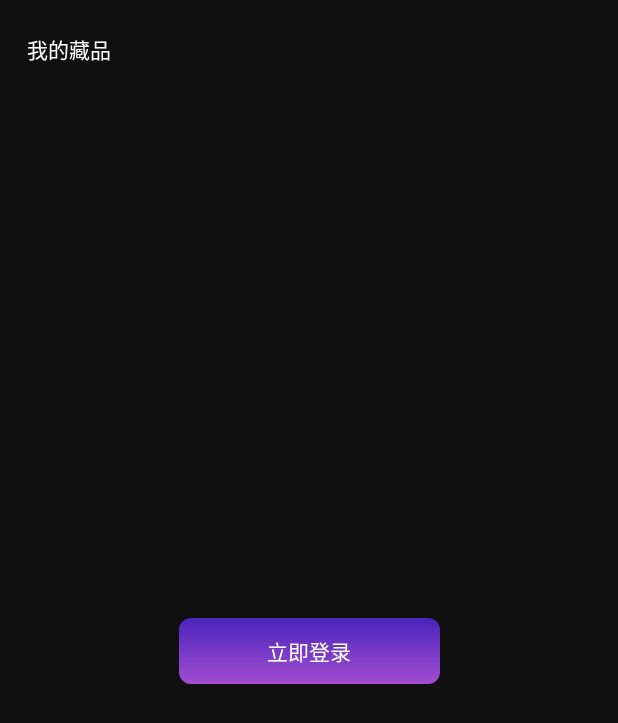
After one commit to Hu12037102/HMeta, an Android app: the fragment MyCollectionFragment shown on its own in the app's theme, on a phone screen of 412 x 824 dp. The commit adds this screen. Shown: the top 723 px of the screen. Run offline under Robolectric (Android 15) with nearby library versions, the phone set to English and light mode, and no system bars; libraries missing offline, so code that uses them is left out: com.alibaba.android, com.google.permission.fragment; 1 statement that could not run was skipped.

Commit message:
完善我的静态页面

```diff
--- a/app/src/main/java/com/sbnh/healermeta/activity/MainActivity.kt
+++ b/app/src/main/java/com/sbnh/healermeta/activity/MainActivity.kt
@@ -66,7 +66,7 @@ class MainActivity : BaseCompatActivity<ActivityMainBinding, MainViewModel>() {
             override fun createFragment(position: Int): Fragment = mFragments[position]
         }
         mViewBinding.vpContent.let {
-            it.offscreenPageLimit = mFragments.size
+            it.offscreenPageLimit = 1
             it.isUserInputEnabled = false
             it.adapter = pagerAdapter
         }
--- a/comm/src/main/java/com/sbnh/comm/app/BaseApplication.kt
+++ b/comm/src/main/java/com/sbnh/comm/app/BaseApplication.kt
@@ -7,6 +7,7 @@ import android.os.Bundle
 import androidx.multidex.MultiDex
 import com.alibaba.android.arouter.launcher.ARouter
 import com.sbnh.comm.config.AppConfig
+import com.sbnh.comm.manger.ActivityCompatManger
 import kotlin.properties.Delegates
 
 /**
@@ -33,6 +34,7 @@ class BaseApplication : Application() {
 
     private val mRegisterActivityCallback = object : ActivityLifecycleCallbacks {
         override fun onActivityCreated(activity: Activity, savedInstanceState: Bundle?) {
+            ActivityCompatManger.get().add(activity)
         }
 
         override fun onActivityStarted(activity: Activity) {
@@ -51,6 +53,7 @@ class BaseApplication : Application() {
         }
 
         override fun onActivityDestroyed(activity: Activity) {
+            ActivityCompatManger.get().remove(activity)
         }
 
     }
--- a/comm/src/main/java/com/sbnh/comm/base/fragment/BaseCompatFragment.kt
+++ b/comm/src/main/java/com/sbnh/comm/base/fragment/BaseCompatFragment.kt
@@ -5,6 +5,7 @@ import android.os.Bundle
 import android.view.LayoutInflater
 import android.view.View
 import android.view.ViewGroup
+import androidx.core.os.bundleOf
 import androidx.fragment.app.activityViewModels
 import androidx.lifecycle.ViewModelProvider
 import androidx.lifecycle.get
@@ -12,6 +13,7 @@ import androidx.viewbinding.ViewBinding
 import com.google.permission.fragment.PermissionFragment
 import com.sbnh.comm.R
 import com.sbnh.comm.base.viewmodel.BaseViewModel
+import com.sbnh.comm.databinding.BaseParentLoadingViewBinding
 import com.sbnh.comm.entity.base.UserInfoEntity
 import com.sbnh.comm.utils.LogUtils
 import com.sbnh.comm.weight.view.EmptyLayout
@@ -19,7 +21,9 @@ import com.sbnh.comm.weight.view.EmptyLayout
 abstract class BaseCompatFragment<VB : ViewBinding, VM : BaseViewModel> : BaseFragment() {
     protected val mViewBinding: VB by lazy { getViewBinding() }
     protected val mViewModel: VM by lazy { ViewModelProvider(this)[getViewModelClass()] }
+    protected var mLoadingViewBinding: BaseParentLoadingViewBinding? = null
     protected var mRootView: View? = null
+    private var isFirstCreate = true
 
     companion object {
         const val TAG = LogUtils.TAG
@@ -43,12 +47,11 @@ abstract class BaseCompatFragment<VB : ViewBinding, VM : BaseViewModel> : BaseFr
         LogUtils.w(TAG, "onCreateView:${this.javaClass.simpleName}")
         this.mRootView = mViewBinding.root
         initEmptyLoadingView(context, mRootView)
-        init()
+        //init()
         return mRootView
     }
 
     private fun init() {
-
         initView()
         initData()
         initEvent()
@@ -88,11 +91,13 @@ abstract class BaseCompatFragment<VB : ViewBinding, VM : BaseViewModel> : BaseFr
                     )
                 )
             }
-
-            val loadingParentView =
+            mLoadingViewBinding =
+                BaseParentLoadingViewBinding.inflate(layoutInflater, rootView, false)
+            /*val loadingParentView =
                 LayoutInflater.from(context)
-                    .inflate(R.layout.base_parent_loading_view, rootView, false)
-            rootView.addView(loadingParentView)
+                    .inflate(R.layout.base_parent_loading_view, rootView, false)*/
+            mLoadingViewBinding?.cpbLoading?.hide()
+            rootView.addView(mLoadingViewBinding?.root)
         }
     }
 
@@ -103,6 +108,10 @@ abstract class BaseCompatFragment<VB : ViewBinding, VM : BaseViewModel> : BaseFr
 
     override fun onResume() {
         super.onResume()
+        if (isFirstCreate) {
+            init()
+            isFirstCreate = false
+        }
         LogUtils.w(TAG, "onResume:${this.javaClass.simpleName}")
     }
 
--- a/comm/src/main/java/com/sbnh/comm/base/fragment/BaseFragment.kt
+++ b/comm/src/main/java/com/sbnh/comm/base/fragment/BaseFragment.kt
@@ -13,6 +13,7 @@ import com.sbnh.comm.compat.ToastCompat
  * 描述:
  */
 abstract class BaseFragment:PermissionFragment() {
+
     protected fun showToast(text: CharSequence) {
         ToastCompat.create().showToast(text)
     }
@@ -20,4 +21,5 @@ abstract class BaseFragment:PermissionFragment() {
     protected fun showToast(@StringRes stringRes: Int) {
         ToastCompat.create().showToast(stringRes)
     }
+
 }
--- /dev/null
+++ b/comm/src/main/java/com/sbnh/comm/compat/GradientDrawableCompat.kt
@@ -0,0 +1,31 @@
+package com.sbnh.comm.compat
+
+import android.graphics.drawable.GradientDrawable
+import com.sbnh.comm.R
+
+/**
+ * 作者: 胡庆岭
+ * 创建时间: 2022/6/14 18:09
+ * 更新时间: 2022/6/14 18:09
+ * 描述:
+ */
+object GradientDrawableCompat {
+    @JvmStatic
+    fun create(): GradientDrawable {
+        val drawable = GradientDrawable()
+        drawable.shape = GradientDrawable.RECTANGLE
+        // drawable.isAutoMirrored = true
+        return drawable
+    }
+
+    @JvmStatic
+    fun createClickDrawable(): GradientDrawable {
+        val drawable = create()
+        drawable.cornerRadius = PhoneCompat.dp2px(DataCompat.getContext(), 8f).toFloat()
+        drawable.colors = intArrayOf(
+            ViewCompat.getColor(R.color.colorFF4A25BB),
+            ViewCompat.getColor(R.color.colorFFA24DD0)
+        )
+        return drawable
+    }
+}
--- a/comm/src/main/java/com/sbnh/comm/compat/ViewCompat.kt
+++ b/comm/src/main/java/com/sbnh/comm/compat/ViewCompat.kt
@@ -1,12 +1,14 @@
 package com.sbnh.comm.compat
 
 import android.graphics.drawable.Drawable
+import android.graphics.drawable.GradientDrawable
 import android.view.View
 import android.view.ViewGroup
 import androidx.annotation.ColorInt
 import androidx.annotation.ColorRes
 import androidx.annotation.DrawableRes
 import androidx.core.content.ContextCompat
+import androidx.core.view.ViewCompat
 
 /**
  * 作者: 胡庆岭
@@ -42,4 +44,11 @@ object ViewCompat {
     @JvmStatic
     fun getDrawable(@DrawableRes drawableRes: Int): Drawable? =
         ContextCompat.getDrawable(DataCompat.getContext(), drawableRes)
+
+    @JvmStatic
+    fun setClickButton(view: View?) {
+        if (DataCompat.notNull(view)) {
+            ViewCompat.setBackground(view!!, GradientDrawableCompat.createClickDrawable())
+        }
+    }
 }
--- a/comm/src/main/java/com/sbnh/comm/manger/ActivityCompatManger.kt
+++ b/comm/src/main/java/com/sbnh/comm/manger/ActivityCompatManger.kt
@@ -1,4 +1,8 @@
 package com.sbnh.comm.manger
+
+import android.app.Activity
+import androidx.collection.ArrayMap
+import com.sbnh.comm.compat.DataCompat
 
 /**
  * 作者: 胡庆岭
@@ -8,7 +12,40 @@ package com.sbnh.comm.manger
  */
 class ActivityCompatManger private constructor() {
     companion object {
-        val mInstance: ActivityCompatManger by lazy(LazyThreadSafetyMode.SYNCHRONIZED) { ActivityCompatManger() }
+        private val mInstance: ActivityCompatManger by lazy(LazyThreadSafetyMode.SYNCHRONIZED) { ActivityCompatManger() }
+
+        @JvmStatic
+        fun get() = mInstance
+    }
+
+    private val mArrayMap: ArrayMap<String, Activity> by lazy { ArrayMap() }
+    fun add(activity: Activity) {
+        mArrayMap[activity.javaClass.simpleName] = activity
+    }
+
+    private fun remove(name: String) {
+        val activity = mArrayMap[name]
+        if (DataCompat.notNull(activity)) {
+            if (activity?.isFinishing != true) {
+                activity?.finish()
+            }
+            mArrayMap.remove(name)
+        }
+    }
+
+    fun remove(activity: Activity) {
+        remove(activity.javaClass.simpleName)
+    }
+
+    fun clear() {
+        val iterator = mArrayMap.iterator()
+        while (iterator.hasNext()) {
+            val entity: MutableMap.MutableEntry<String, Activity> = iterator.next()
+            if (!entity.value.isFinishing) {
+                entity.value.finish()
+            }
+            iterator.remove()
+        }
     }
 
 
--- a/comm/src/main/res/values/colors.xml
+++ b/comm/src/main/res/values/colors.xml
@@ -10,4 +10,7 @@
     <color name="colorFFD8D8D8">#FFD8D8D8</color>
     <color name="colorFF202020">#FF202020</color>
     <color name="colorFF191919">#FF191919</color>
+    <color name="colorFF4A25BB">#FF4A25BB</color>
+    <color name="colorFFA24DD0">#FFA24DD0</color>
+    <color name="colorFF101010">#FF101010</color>
 </resources>
--- a/comm/src/main/res/values/strings.xml
+++ b/comm/src/main/res/values/strings.xml
@@ -13,4 +13,6 @@
     <string name="lottery_assistant">抽奖助手</string>
     <string name="my_wallet">我的钱包</string>
     <string name="compound">合成</string>
+    <string name="my_collection">我的藏品</string>
+    <string name="login_immediately">立即登录</string>
 </resources>
--- /dev/null
+++ b/my/src/main/java/com/sbnh/my/fragment/MyCollectionFragment.kt
@@ -0,0 +1,43 @@
+package com.sbnh.my.fragment
+
+import android.view.View
+import com.alibaba.android.arouter.facade.annotation.Route
+import com.sbnh.comm.base.fragment.BaseCompatFragment
+import com.sbnh.comm.compat.UICompat
+import com.sbnh.comm.compat.ViewCompat
+import com.sbnh.comm.other.arouter.ARouterConfig
+import com.sbnh.my.databinding.FragmentCollectionBinding
+import com.sbnh.my.viewbinding.MyCollectionViewModel
+
+/**
+ * 作者: 胡庆岭
+ * 创建时间: 2022/6/14 16:57
+ * 更新时间: 2022/6/14 16:57
+ * 描述:
+ */
+@Route(path = ARouterConfig.Path.My.FRAGMENT_MY_COLLECTION)
+class MyCollectionFragment :
+    BaseCompatFragment<FragmentCollectionBinding, MyCollectionViewModel>() {
+    override fun getViewBinding(): FragmentCollectionBinding =
+        FragmentCollectionBinding.inflate(layoutInflater)
+
+    override fun getViewModelClass(): Class<MyCollectionViewModel> =
+        MyCollectionViewModel::class.java
+
+    override fun initView() {
+        ViewCompat.setClickButton(mViewBinding.atvLogin)
+    }
+
+    override fun initData() {
+        val isLogin: Boolean = arguments?.getBoolean(ARouterConfig.Key.HAS_LOGIN, false) ?: false
+        if (isLogin) {
+            mViewBinding.atvLogin.visibility = View.GONE
+        } else {
+            mViewBinding.atvLogin.visibility = View.VISIBLE
+        }
+
+    }
+
+    override fun initEvent() {
+    }
+}
--- /dev/null
+++ b/my/src/main/java/com/sbnh/my/viewbinding/MyCollectionViewModel.kt
@@ -0,0 +1,12 @@
+package com.sbnh.my.viewbinding
+
+import com.sbnh.comm.base.viewmodel.BaseViewModel
+
+/**
+ * 作者: 胡庆岭
+ * 创建时间: 2022/6/14 16:58
+ * 更新时间: 2022/6/14 16:58
+ * 描述:我的藏品ViewModel
+ */
+class MyCollectionViewModel :BaseViewModel(){
+}
--- /dev/null
+++ b/my/src/main/res/layout/fragment_collection.xml
@@ -0,0 +1,43 @@
+<?xml version="1.0" encoding="utf-8"?>
+<androidx.constraintlayout.widget.ConstraintLayout xmlns:android="http://schemas.android.com/apk/res/android"
+    xmlns:app="http://schemas.android.com/apk/res-auto"
+    xmlns:tools="http://schemas.android.com/tools"
+    android:layout_width="match_parent"
+    android:layout_height="match_parent"
+    android:background="@color/colorFF101010"
+    tools:background="@color/colorBlack">
+
+    <androidx.appcompat.widget.AppCompatTextView
+        android:id="@+id/atv_title"
+        android:layout_width="match_parent"
+        android:layout_height="wrap_content"
+        android:layout_marginStart="@dimen/size_18dp"
+        android:layout_marginTop="@dimen/size_22dp"
+        android:layout_marginEnd="@dimen/size_18dp"
+        android:text="@string/my_collection"
+        android:textColor="@color/colorWhite"
+        android:textSize="@dimen/size_14sp"
+        app:layout_constraintLeft_toLeftOf="parent"
+        app:layout_constraintTop_toTopOf="parent" />
+
+    <androidx.recyclerview.widget.RecyclerView
+        android:id="@+id/rv_data"
+        android:layout_width="match_parent"
+        android:layout_height="@dimen/size_0dp"
+        app:layout_constraintBottom_toBottomOf="parent"
+        app:layout_constraintTop_toBottomOf="@id/atv_title" />
+
+    <androidx.appcompat.widget.AppCompatTextView
+        android:id="@+id/atv_login"
+        android:layout_width="@dimen/size_174dp"
+        android:layout_height="@dimen/size_44dp"
+        android:gravity="center"
+        android:text="@string/login_immediately"
+        android:textColor="@color/colorWhite"
+        android:textSize="@dimen/size_14sp"
+        android:visibility="gone"
+        app:layout_constraintBottom_toBottomOf="parent"
+        app:layout_constraintLeft_toLeftOf="parent"
+        app:layout_constraintRight_toRightOf="parent"
+        app:layout_constraintTop_toBottomOf="@id/atv_title" />
+</androidx.constraintlayout.widget.ConstraintLayout>
```
Also changed, not shown: comm/src/main/java/com/sbnh/comm/other/arouter/ARouterConfig.kt (+4 -4 lines), comm/src/main/java/com/sbnh/comm/other/arouter/ARouters.kt (+5 -3 lines), my/src/main/java/com/sbnh/my/fragment/MyFragment.kt (+31 -3 lines), my/src/main/res/layout/fragment_my.xml (+8 -0 lines).
